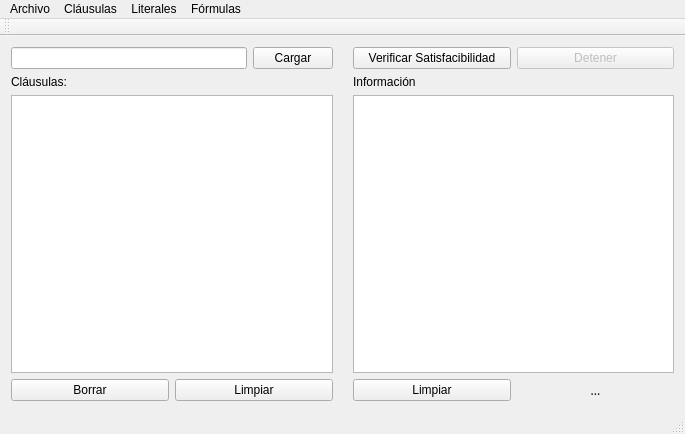
Above: gui/qclprover.ui from lagenar/clprover before the change. Below: the same form after it.
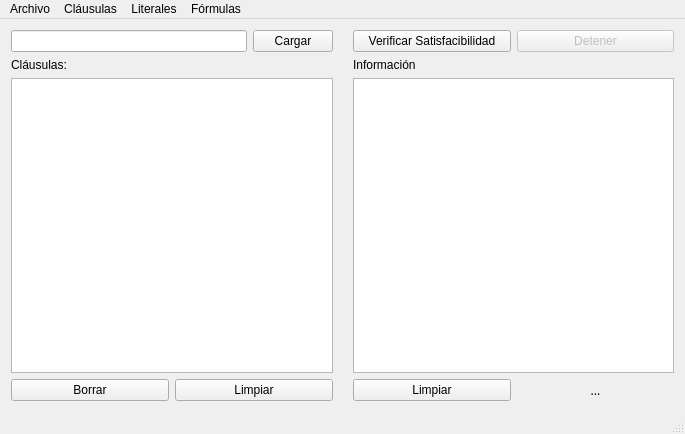
That is the form after the change.

Commit message: corrección warnings del compilador

```diff
--- a/gui/qclprover.ui
+++ b/gui/qclprover.ui
@@ -174,14 +174,6 @@
    <addaction name="menuLiterales"/>
    <addaction name="menuF_rmulas"/>
   </widget>
-  <widget class="QToolBar" name="mainToolBar">
-   <attribute name="toolBarArea">
-    <enum>TopToolBarArea</enum>
-   </attribute>
-   <attribute name="toolBarBreak">
-    <bool>false</bool>
-   </attribute>
-  </widget>
   <widget class="QStatusBar" name="statusBar"/>
   <action name="actionAbrir">
    <property name="text">
```
The commit also changes 2 other files.
